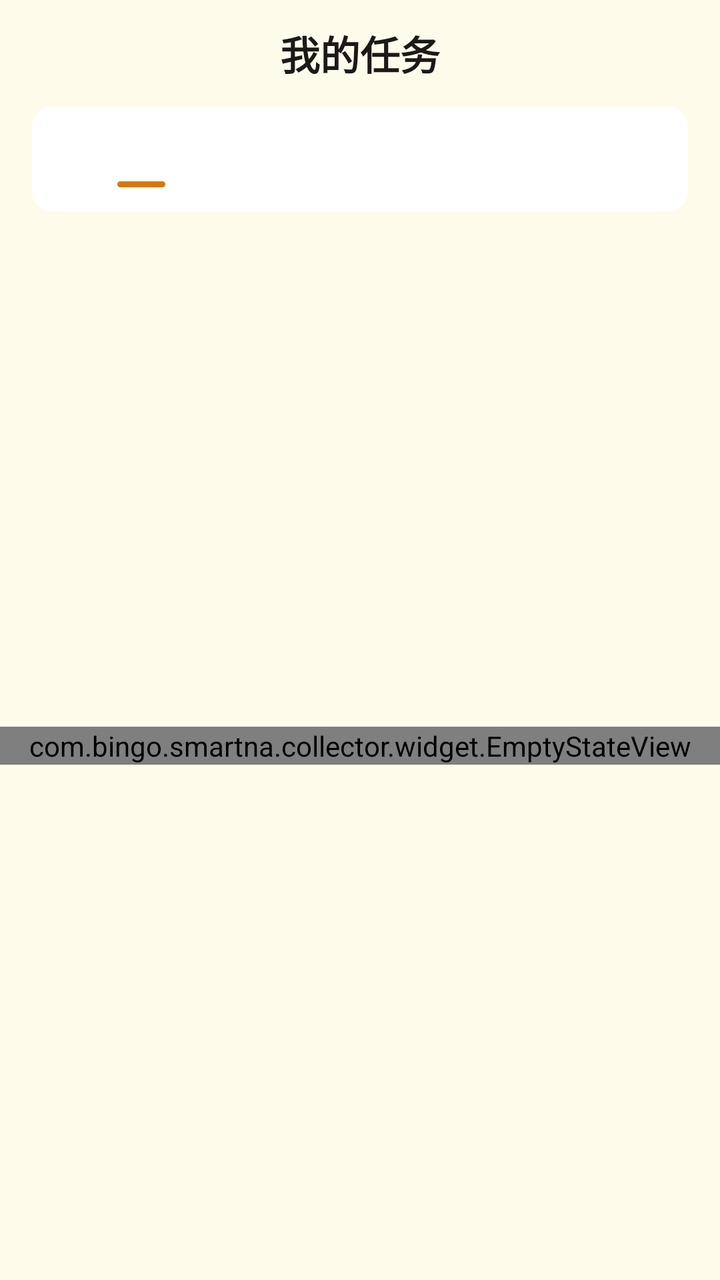
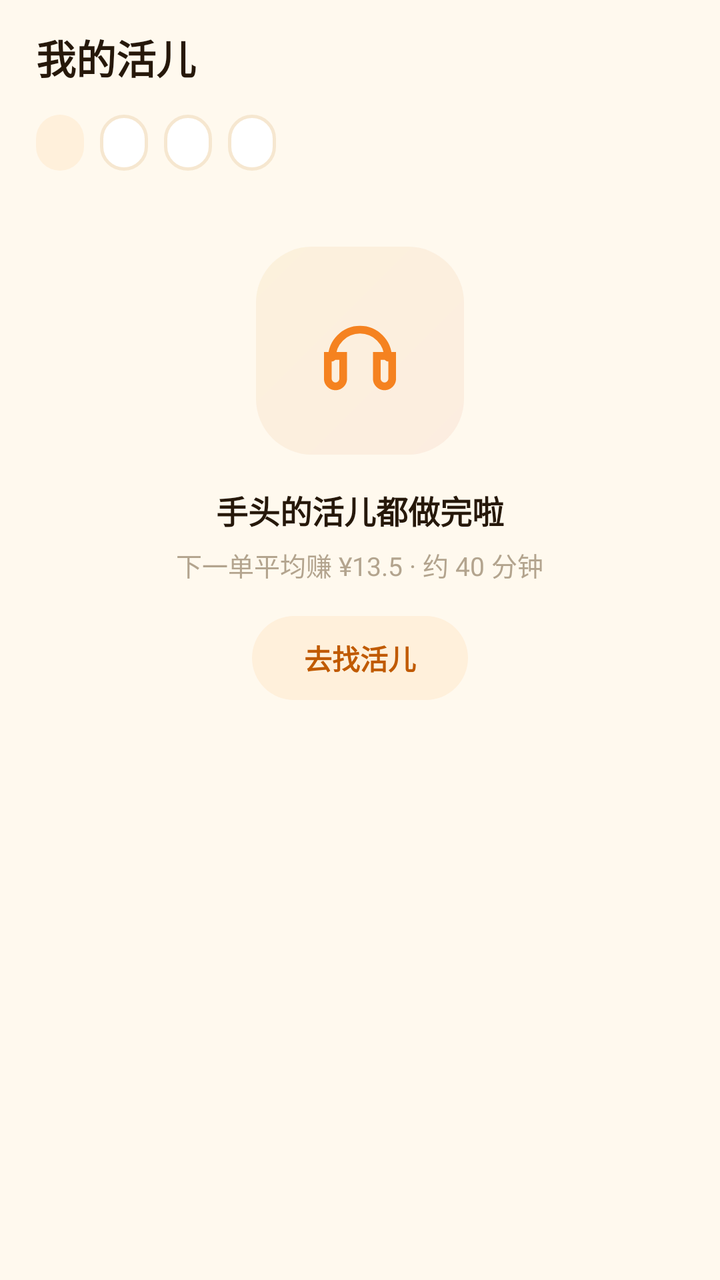

Screens rendered from an Android XML layout before and after an edit, with the pre-edit source and the edit as a unified diff.
<!-- AndroidManifest.xml: application theme Theme.SmartNa -->
<!-- res/layout/fragment_my_tasks.xml -->
<?xml version="1.0" encoding="utf-8"?>
<LinearLayout xmlns:android="http://schemas.android.com/apk/res/android"
    android:layout_width="match_parent"
    android:layout_height="match_parent"
    android:background="@color/bg_gray"
    android:orientation="vertical">

    <TextView
        android:layout_width="match_parent"
        android:layout_height="wrap_content"
        android:gravity="center"
        android:paddingTop="12dp"
        android:paddingBottom="12dp"
        android:text="@string/tab_tasks"
        android:textColor="@color/text_dark"
        android:textSize="20sp"
        android:textStyle="bold" />

    <LinearLayout
        android:layout_width="match_parent"
        android:layout_height="wrap_content"
        android:layout_marginStart="16dp"
        android:layout_marginEnd="16dp"
        android:background="@drawable/bg_status_tabs"
        android:orientation="horizontal">

        <LinearLayout
            android:id="@+id/tabInProgress"
            android:layout_width="0dp"
            android:layout_height="wrap_content"
            android:layout_weight="1"
            android:gravity="center_horizontal"
            android:orientation="vertical"
            android:paddingTop="12dp"
            android:paddingBottom="12dp">

            <TextView
                android:id="@+id/tvInProgress"
                android:layout_width="wrap_content"
                android:layout_height="wrap_content"
                android:textColor="@color/blue_primary"
                android:textSize="15sp"
                android:textStyle="bold" />

            <View
                android:id="@+id/indicatorInProgress"
                android:layout_width="24dp"
                android:layout_height="3dp"
                android:layout_marginTop="5dp"
                android:background="@drawable/bg_tab_indicator" />
        </LinearLayout>

        <LinearLayout
            android:id="@+id/tabReviewing"
            android:layout_width="0dp"
            android:layout_height="wrap_content"
            android:layout_weight="1"
            android:gravity="center_horizontal"
            android:orientation="vertical"
            android:paddingTop="12dp"
            android:paddingBottom="12dp">

            <TextView
                android:id="@+id/tvReviewing"
                android:layout_width="wrap_content"
                android:layout_height="wrap_content"
                android:textColor="@color/text_dark"
                android:textSize="15sp" />

            <View
                android:id="@+id/indicatorReviewing"
                android:layout_width="24dp"
                android:layout_height="3dp"
                android:layout_marginTop="5dp"
                android:background="@drawable/bg_tab_indicator"
                android:visibility="invisible" />
        </LinearLayout>

        <LinearLayout
            android:id="@+id/tabDone"
            android:layout_width="0dp"
            android:layout_height="wrap_content"
            android:layout_weight="1"
            android:gravity="center_horizontal"
            android:orientation="vertical"
            android:paddingTop="12dp"
            android:paddingBottom="12dp">

            <TextView
                android:id="@+id/tvDone"
                android:layout_width="wrap_content"
                android:layout_height="wrap_content"
                android:textColor="@color/text_dark"
                android:textSize="15sp" />

            <View
                android:id="@+id/indicatorDone"
                android:layout_width="24dp"
                android:layout_height="3dp"
                android:layout_marginTop="5dp"
                android:background="@drawable/bg_tab_indicator"
                android:visibility="invisible" />
        </LinearLayout>
    </LinearLayout>

    <FrameLayout
        android:layout_width="match_parent"
        android:layout_height="0dp"
        android:layout_weight="1">

        <com.bingo.smartna.collector.widget.EmptyStateView
            android:id="@+id/emptyView"
            android:layout_width="match_parent"
            android:layout_height="wrap_content"
            android:layout_gravity="center" />

        <androidx.recyclerview.widget.RecyclerView
            android:id="@+id/rvTasks"
            android:layout_width="match_parent"
            android:layout_height="match_parent"
            android:clipToPadding="false"
            android:padding="16dp"
            android:visibility="gone" />
    </FrameLayout>
</LinearLayout>
<!-- resources referenced by this layout -->
<resources>
  <color name="bg_gray">@color/bg_page</color>
  <color name="blue_primary">@color/brand_primary</color>
  <color name="text_dark">@color/text_primary</color>
  <!-- drawable bg_status_tabs (drawable) -->
  <?xml version="1.0" encoding="utf-8"?>
  <shape xmlns:android="http://schemas.android.com/apk/res/android">
      <solid android:color="@color/card_white" />
      <corners android:radius="10dp" />
  </shape>
  <!-- drawable bg_tab_indicator (drawable) -->
  <?xml version="1.0" encoding="utf-8"?>
  <shape xmlns:android="http://schemas.android.com/apk/res/android">
      <solid android:color="?attr/colorPrimary" />
      <corners android:radius="2dp" />
  </shape>
  <string name="tab_tasks">我的任务</string>
  <color name="bg_page">#FFFBEB</color>
  <color name="brand_primary">#D97706</color>
  <color name="text_primary">#1C1917</color>
  <color name="card_white">@color/surface_card</color>
  <color name="brand_primary_active">#B45309</color>
  <color name="white">#FFFFFFFF</color>
  <color name="surface_card">#FFFFFF</color>
  <!-- unchanged entries left out for length: 2 -->
</resources>

<!-- the commit's change to res/layout/fragment_my_tasks.xml (unified diff, before → after) -->
@@ -2,124 +2,216 @@
 <LinearLayout xmlns:android="http://schemas.android.com/apk/res/android"
     android:layout_width="match_parent"
     android:layout_height="match_parent"
-    android:background="@color/bg_gray"
+    android:background="@color/bg_page"
     android:orientation="vertical">
 
     <TextView
         android:layout_width="match_parent"
         android:layout_height="wrap_content"
-        android:gravity="center"
-        android:paddingTop="12dp"
-        android:paddingBottom="12dp"
+        android:paddingStart="18dp"
+        android:paddingTop="14dp"
+        android:paddingEnd="18dp"
         android:text="@string/tab_tasks"
-        android:textColor="@color/text_dark"
+        android:textColor="@color/text_primary"
         android:textSize="20sp"
         android:textStyle="bold" />
 
-    <LinearLayout
+    <HorizontalScrollView
         android:layout_width="match_parent"
         android:layout_height="wrap_content"
-        android:layout_marginStart="16dp"
-        android:layout_marginEnd="16dp"
-        android:background="@drawable/bg_status_tabs"
-        android:orientation="horizontal">
+        android:paddingStart="18dp"
+        android:paddingTop="14dp"
+        android:paddingEnd="18dp"
+        android:scrollbars="none">
 
         <LinearLayout
-            android:id="@+id/tabInProgress"
-            android:layout_width="0dp"
+            android:layout_width="wrap_content"
             android:layout_height="wrap_content"
-            android:layout_weight="1"
-            android:gravity="center_horizontal"
-            android:orientation="vertical"
-            android:paddingTop="12dp"
-            android:paddingBottom="12dp">
-
-            <TextView
-                android:id="@+id/tvInProgress"
-                android:layout_width="wrap_content"
-                android:layout_height="wrap_content"
-                android:textColor="@color/blue_primary"
-                android:textSize="15sp"
-                android:textStyle="bold" />
-
-            <View
-                android:id="@+id/indicatorInProgress"
-                android:layout_width="24dp"
-                android:layout_height="3dp"
-                android:layout_marginTop="5dp"
-                android:background="@drawable/bg_tab_indicator" />
+            android:orientation="horizontal">
+
+            <TextView
+                android:id="@+id/tabAll"
+                android:layout_width="wrap_content"
+                android:layout_height="28dp"
+                android:background="@drawable/bg_pill_brand"
+                android:gravity="center"
+                android:paddingStart="12dp"
+                android:paddingEnd="12dp"
+                android:textColor="@color/brand_primary_active"
+                android:textSize="12.5sp"
+                android:textStyle="bold" />
+
+            <TextView
+                android:id="@+id/tabInProgress"
+                android:layout_width="wrap_content"
+                android:layout_height="28dp"
+                android:layout_marginStart="8dp"
+                android:background="@drawable/bg_pill_ghost"
+                android:gravity="center"
+                android:paddingStart="12dp"
+                android:paddingEnd="12dp"
+                android:textColor="@color/text_secondary"
+                android:textSize="12.5sp"
+                android:textStyle="bold" />
+
+            <TextView
+                android:id="@+id/tabReviewing"
+                android:layout_width="wrap_content"
+                android:layout_height="28dp"
+                android:layout_marginStart="8dp"
+                android:background="@drawable/bg_pill_ghost"
+                android:gravity="center"
+                android:paddingStart="12dp"
+                android:paddingEnd="12dp"
+                android:textColor="@color/text_secondary"
+                android:textSize="12.5sp"
+                android:textStyle="bold" />
+
+            <TextView
+                android:id="@+id/tabDone"
+                android:layout_width="wrap_content"
+                android:layout_height="28dp"
+                android:layout_marginStart="8dp"
+                android:background="@drawable/bg_pill_ghost"
+                android:gravity="center"
+                android:paddingStart="12dp"
+                android:paddingEnd="12dp"
+                android:textColor="@color/text_secondary"
+                android:textSize="12.5sp"
+                android:textStyle="bold" />
         </LinearLayout>
-
-        <LinearLayout
-            android:id="@+id/tabReviewing"
-            android:layout_width="0dp"
-            android:layout_height="wrap_content"
-            android:layout_weight="1"
-            android:gravity="center_horizontal"
-            android:orientation="vertical"
-            android:paddingTop="12dp"
-            android:paddingBottom="12dp">
-
-            <TextView
-                android:id="@+id/tvReviewing"
-                android:layout_width="wrap_content"
-                android:layout_height="wrap_content"
-                android:textColor="@color/text_dark"
-                android:textSize="15sp" />
-
-            <View
-                android:id="@+id/indicatorReviewing"
-                android:layout_width="24dp"
-                android:layout_height="3dp"
-                android:layout_marginTop="5dp"
-                android:background="@drawable/bg_tab_indicator"
-                android:visibility="invisible" />
-        </LinearLayout>
-
-        <LinearLayout
-            android:id="@+id/tabDone"
-            android:layout_width="0dp"
-            android:layout_height="wrap_content"
-            android:layout_weight="1"
-            android:gravity="center_horizontal"
-            android:orientation="vertical"
-            android:paddingTop="12dp"
-            android:paddingBottom="12dp">
-
-            <TextView
-                android:id="@+id/tvDone"
-                android:layout_width="wrap_content"
-                android:layout_height="wrap_content"
-                android:textColor="@color/text_dark"
-                android:textSize="15sp" />
-
-            <View
-                android:id="@+id/indicatorDone"
-                android:layout_width="24dp"
-                android:layout_height="3dp"
-                android:layout_marginTop="5dp"
-                android:background="@drawable/bg_tab_indicator"
-                android:visibility="invisible" />
-        </LinearLayout>
-    </LinearLayout>
-
-    <FrameLayout
+    </HorizontalScrollView>
+
+    <androidx.core.widget.NestedScrollView
         android:layout_width="match_parent"
         android:layout_height="0dp"
-        android:layout_weight="1">
-
-        <com.bingo.smartna.collector.widget.EmptyStateView
-            android:id="@+id/emptyView"
+        android:layout_weight="1"
+        android:clipChildren="false"
+        android:clipToPadding="false"
+        android:fillViewport="true"
+        android:overScrollMode="never"
+        android:paddingStart="18dp"
+        android:paddingTop="8dp"
+        android:paddingEnd="18dp"
+        android:paddingBottom="16dp">
+
+        <LinearLayout
             android:layout_width="match_parent"
             android:layout_height="wrap_content"
-            android:layout_gravity="center" />
-
-        <androidx.recyclerview.widget.RecyclerView
-            android:id="@+id/rvTasks"
-            android:layout_width="match_parent"
-            android:layout_height="match_parent"
-            android:clipToPadding="false"
-            android:padding="16dp"
-            android:visibility="gone" />
-    </FrameLayout>
+            android:clipChildren="false"
+            android:orientation="vertical">
+
+            <LinearLayout
+                android:id="@+id/emptyBlock"
+                android:layout_width="match_parent"
+                android:layout_height="wrap_content"
+                android:gravity="center_horizontal"
+                android:orientation="vertical"
+                android:paddingTop="30dp"
+                android:paddingBottom="26dp">
+
+                <FrameLayout
+                    android:layout_width="104dp"
+                    android:layout_height="104dp"
+                    android:background="@drawable/bg_empty_frame">
+
+                    <ImageView
+                        android:layout_width="42dp"
+                        android:layout_height="42dp"
+                        android:layout_gravity="center"
+                        android:contentDescription="@null"
+                        android:src="@drawable/ic_head" />
+                </FrameLayout>
+
+                <TextView
+                    android:layout_width="wrap_content"
+                    android:layout_height="wrap_content"
+                    android:layout_marginTop="16dp"
+                    android:text="@string/tasks_empty_grasp"
+                    android:textColor="@color/text_primary"
+                    android:textSize="16sp"
+                    android:textStyle="bold" />
+
+                <TextView
+                    android:layout_width="wrap_content"
+                    android:layout_height="wrap_content"
+                    android:layout_marginTop="6dp"
+                    android:text="@string/tasks_empty_grasp_sub"
+                    android:textColor="@color/text_tertiary"
+                    android:textSize="13sp" />
+
+                <TextView
+                    android:id="@+id/btnGoHall"
+                    android:layout_width="wrap_content"
+                    android:layout_height="42dp"
+                    android:layout_marginTop="16dp"
+                    android:background="@drawable/bg_btn_ghost"
+                    android:gravity="center"
+                    android:paddingStart="26dp"
+                    android:paddingEnd="26dp"
+                    android:text="@string/tasks_go_hall"
+                    android:textColor="@color/brand_primary_active"
+                    android:textSize="14sp"
+                    android:textStyle="bold" />
+            </LinearLayout>
+
+            <androidx.recyclerview.widget.RecyclerView
+                android:id="@+id/rvTasks"
+                android:layout_width="match_parent"
+                android:layout_height="wrap_content"
+                android:clipChildren="false"
+                android:clipToPadding="false"
+                android:nestedScrollingEnabled="false"
+                android:overScrollMode="never"
+                android:visibility="gone" />
+
+            <LinearLayout
+                android:id="@+id/recentBlock"
+                android:layout_width="match_parent"
+                android:layout_height="wrap_content"
+                android:orientation="vertical"
+                android:visibility="gone">
+
+                <LinearLayout
+                    android:layout_width="match_parent"
+                    android:layout_height="wrap_content"
+                    android:gravity="center_vertical"
+                    android:orientation="horizontal"
+                    android:paddingTop="8dp"
+                    android:paddingBottom="10dp">
+
+                    <TextView
+                        android:layout_width="0dp"
+                        android:layout_height="wrap_content"
+                        android:layout_weight="1"
+                        android:text="@string/tasks_recent_paid"
+                        android:textColor="@color/text_primary"
+                        android:textSize="14sp"
+                        android:textStyle="bold" />
+
+                    <TextView
+                        android:id="@+id/btnRecentAll"
+                        android:layout_width="wrap_content"
+                        android:layout_height="wrap_content"
+                        android:text="@string/wallet_see_all"
+                        android:textColor="@color/brand_primary"
+                        android:textSize="13sp"
+                        android:textStyle="bold" />
+                </LinearLayout>
+
+                <com.google.android.material.card.MaterialCardView
+                    android:layout_width="match_parent"
+                    android:layout_height="wrap_content"
+                    style="@style/Widget.SmartNa.Card">
+
+                    <androidx.recyclerview.widget.RecyclerView
+                        android:id="@+id/rvRecent"
+                        android:layout_width="match_parent"
+                        android:layout_height="wrap_content"
+                        android:nestedScrollingEnabled="false"
+                        android:overScrollMode="never" />
+                </com.google.android.material.card.MaterialCardView>
+            </LinearLayout>
+        </LinearLayout>
+    </androidx.core.widget.NestedScrollView>
 </LinearLayout>
<!-- resource entries referenced after the edit -->
@@ -1,27 +1,89 @@
 <!-- resources referenced by this layout -->
 <resources>
-  <color name="bg_gray">@color/bg_page</color>
-  <color name="blue_primary">@color/brand_primary</color>
   <color name="text_dark">@color/text_primary</color>
-  <!-- drawable bg_status_tabs (drawable) -->
+  <string name="tab_tasks">我的活儿</string>
+  <string name="tasks_empty_grasp">手头的活儿都做完啦</string>
+  <string name="tasks_empty_grasp_sub">下一单平均赚 ¥13.5 · 约 40 分钟</string>
+  <string name="tasks_go_hall">去找活儿</string>
+  <string name="tasks_recent_paid">最近到账</string>
+  <string name="wallet_see_all">全部 ›</string>
+  <style name="Widget.SmartNa.Card" parent="Widget.MaterialComponents.CardView">
+          <item name="cardBackgroundColor">@color/card_white</item>
+          <item name="cardCornerRadius">18dp</item>
+          <item name="cardElevation">3dp</item>
+          <item name="cardUseCompatPadding">true</item>
+          <item name="strokeWidth">0dp</item>
+          <item name="cardPreventCornerOverlap">false</item>
+          <item name="rippleColor">@android:color/transparent</item>
+          <item name="android:clickable">false</item>
+          <item name="android:focusable">false</item>
+      </style>
+  <color name="brand_soft">#FFF0DB</color>
+  <color name="empty_frame_end">#FCF1DC</color>
+  <color name="empty_frame_start">#FCEDE0</color>
+  <color name="bg_page">#FFF9EE</color>
+  <color name="brand_primary">#F58220</color>
+  <color name="text_primary">#26180A</color>
+  <color name="text_secondary">#7A6A55</color>
+  <color name="text_tertiary">#B3A48E</color>
+  <!-- drawable bg_btn_ghost (drawable) -->
   <?xml version="1.0" encoding="utf-8"?>
   <shape xmlns:android="http://schemas.android.com/apk/res/android">
-      <solid android:color="@color/card_white" />
-      <corners android:radius="10dp" />
+      <solid android:color="@color/brand_soft" />
+      <corners android:radius="27dp" />
   </shape>
-  <!-- drawable bg_tab_indicator (drawable) -->
+  <!-- drawable bg_empty_frame (drawable) -->
   <?xml version="1.0" encoding="utf-8"?>
   <shape xmlns:android="http://schemas.android.com/apk/res/android">
-      <solid android:color="?attr/colorPrimary" />
-      <corners android:radius="2dp" />
+      <gradient
+          android:angle="135"
+          android:endColor="@color/empty_frame_end"
+          android:startColor="@color/empty_frame_start" />
+      <corners android:radius="28dp" />
   </shape>
-  <string name="tab_tasks">我的任务</string>
-  <color name="bg_page">#FFFBEB</color>
-  <color name="brand_primary">#D97706</color>
-  <color name="text_primary">#1C1917</color>
+  <!-- drawable bg_pill_brand (drawable) -->
+  <?xml version="1.0" encoding="utf-8"?>
+  <shape xmlns:android="http://schemas.android.com/apk/res/android">
+      <solid android:color="@color/brand_soft" />
+      <corners android:radius="14dp" />
+  </shape>
+  <!-- drawable bg_pill_ghost (drawable) -->
+  <?xml version="1.0" encoding="utf-8"?>
+  <shape xmlns:android="http://schemas.android.com/apk/res/android">
+      <solid android:color="@color/white" />
+      <stroke
+          android:width="1.5dp"
+          android:color="@color/border_default" />
+      <corners android:radius="14dp" />
+  </shape>
+  <!-- drawable ic_head (drawable) -->
+  <?xml version="1.0" encoding="utf-8"?>
+  <vector xmlns:android="http://schemas.android.com/apk/res/android"
+      android:width="24dp"
+      android:height="24dp"
+      android:viewportWidth="24"
+      android:viewportHeight="24">
+      <path
+          android:fillColor="@android:color/transparent"
+          android:pathData="M4,14 a8,8 0 0,1 16,0"
+          android:strokeWidth="2.2"
+          android:strokeColor="@color/brand_primary"
+          android:strokeLineCap="round" />
+      <path
+          android:fillColor="@android:color/transparent"
+          android:pathData="M2.8,13.5 h4.4 v6.5 c0,1.2 -1,2.2 -2.2,2.2 h0 c-1.2,0 -2.2,-1 -2.2,-2.2 z"
+          android:strokeWidth="2.2"
+          android:strokeColor="@color/brand_primary" />
+      <path
+          android:fillColor="@android:color/transparent"
+          android:pathData="M16.8,13.5 h4.4 v6.5 c0,1.2 -1,2.2 -2.2,2.2 h0 c-1.2,0 -2.2,-1 -2.2,-2.2 z"
+          android:strokeWidth="2.2"
+          android:strokeColor="@color/brand_primary" />
+  </vector>
   <color name="card_white">@color/surface_card</color>
-  <color name="brand_primary_active">#B45309</color>
+  <color name="brand_primary_active">#C05A00</color>
   <color name="white">#FFFFFFFF</color>
+  <color name="border_default">#F6E7D0</color>
   <color name="surface_card">#FFFFFF</color>
   <!-- unchanged entries left out for length: 2 -->
 </resources>
